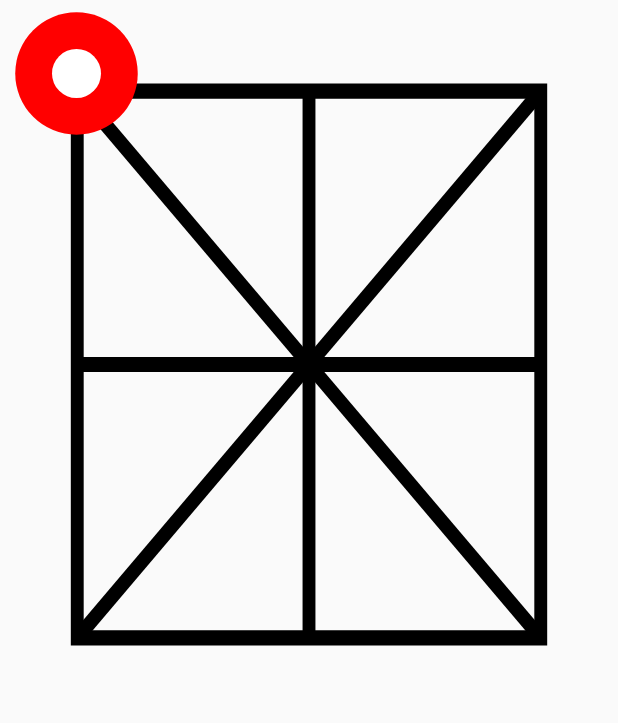
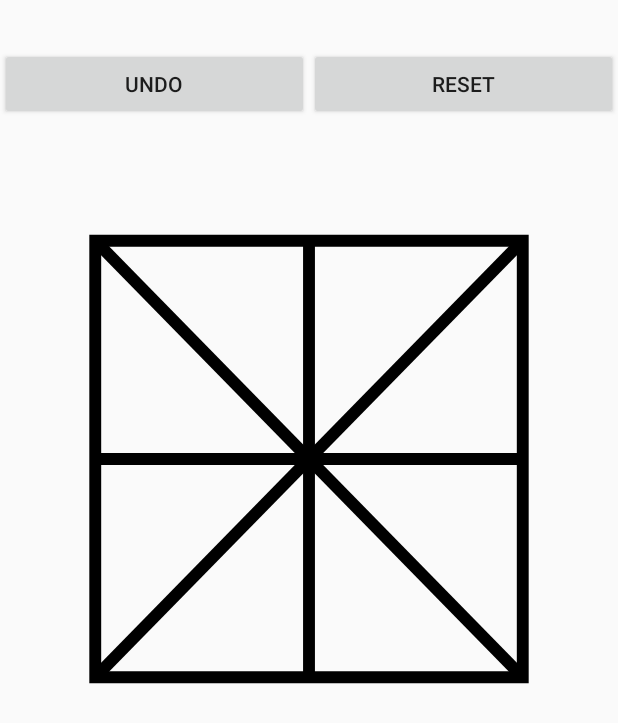
Before and after one commit to zane-a-bit/GameTrail, an Android app built with Jetpack Compose: the screen it shows after launch (MainActivity), on a phone screen of 412 x 824 dp. Shown: the top 723 px of the screen. Run offline under Robolectric (Android 15) with nearby library versions, the phone set to English and light mode, and no system bars.

Commit message:
Added suitable grid layout and "undo" and "reset"

```diff
--- a/app/src/main/res/layout/activity_main.xml
+++ b/app/src/main/res/layout/activity_main.xml
@@ -1,11 +1,6 @@
 <?xml version="1.0" encoding="utf-8"?>
 <FrameLayout xmlns:android="http://schemas.android.com/apk/res/android"
-    xmlns:app="http://schemas.android.com/apk/res-auto"
     android:layout_width="match_parent"
     android:layout_height="match_parent">
-
-    <include layout="@layout/board_background" />
-
-    <include layout="@layout/player_piece" />
-
+    <include layout="@layout/game_board" />
 </FrameLayout>
--- a/app/src/main/res/layout/board_background.xml
+++ b/app/src/main/res/layout/board_background.xml
@@ -1,5 +1,4 @@
 <FrameLayout xmlns:android="http://schemas.android.com/apk/res/android"
-    xmlns:app="http://schemas.android.com/apk/res-auto"
     xmlns:tools="http://schemas.android.com/tools"
     android:layout_width="match_parent"
     android:layout_height="match_parent"
@@ -9,7 +8,7 @@
     <ImageView
         android:id="@+id/board_background"
         android:layout_width="match_parent"
-        android:layout_height="486dp"
+        android:layout_height="403dp"
         android:baselineAlignBottom="true"
         android:scaleType="fitXY"
         android:src="@drawable/board_background"
--- a/app/src/main/res/layout/game_board.xml
+++ b/app/src/main/res/layout/game_board.xml
@@ -1,86 +1,109 @@
 <?xml version="1.0" encoding="utf-8"?>
-<GridLayout xmlns:android="http://schemas.android.com/apk/res/android"
-    android:id="@+id/board_layout"
+<LinearLayout xmlns:android="http://schemas.android.com/apk/res/android"
     android:layout_width="match_parent"
-    android:layout_height="match_parent"
+    android:layout_height="wrap_content"
+    android:layout_marginTop="16dp"
+    android:layout_marginBottom="16dp"
+    android:orientation="vertical">
+
+    <LinearLayout
+        android:layout_width="match_parent"
+        android:layout_height="wrap_content"
+        android:orientation="horizontal"
+        android:layout_marginTop="16dp"
+        android:layout_marginBottom="16dp">
+
+        <Button
+            android:id="@+id/button_undo"
+            android:layout_width="0dp"
+            android:layout_height="wrap_content"
+            android:layout_weight="1"
+            android:text="@string/undo" />
+
+        <Button
+            android:id="@+id/button_reset"
+            android:layout_width="0dp"
+            android:layout_height="wrap_content"
+            android:layout_weight="1"
+            android:text="@string/reset" />
+
+    </LinearLayout>
+    <GridLayout
+        android:id="@+id/grid_layout"
+        android:layout_width="match_parent"
+        android:layout_height="388dp"
+        android:layout_margin="16dp"
+        android:background="@drawable/board_background"
         android:columnCount="3"
-    android:rowCount="3"
-    android:background="@drawable/board_background"
-    android:useDefaultMargins="true">
+        android:rowCount="3">
 
         <!-- Row 1 -->
         <View
             android:id="@+id/square_1"
             android:layout_width="0dp"
             android:layout_height="0dp"
-        android:layout_columnWeight="1"
             android:layout_rowWeight="1"
-         />
+            android:layout_columnWeight="1" />
 
         <View
             android:id="@+id/square_2"
             android:layout_width="0dp"
             android:layout_height="0dp"
-        android:layout_columnWeight="1"
             android:layout_rowWeight="1"
-         />
+            android:layout_columnWeight="1" />
 
         <View
             android:id="@+id/square_3"
             android:layout_width="0dp"
             android:layout_height="0dp"
-        android:layout_columnWeight="1"
             android:layout_rowWeight="1"
-        />
+            android:layout_columnWeight="1" />
 
         <!-- Row 2 -->
         <View
             android:id="@+id/square_4"
             android:layout_width="0dp"
             android:layout_height="0dp"
-        android:layout_columnWeight="1"
             android:layout_rowWeight="1"
-         />
+            android:layout_columnWeight="1" />
 
         <View
             android:id="@+id/square_5"
             android:layout_width="0dp"
             android:layout_height="0dp"
-        android:layout_columnWeight="1"
             android:layout_rowWeight="1"
-         />
+            android:layout_columnWeight="1" />
 
         <View
             android:id="@+id/square_6"
             android:layout_width="0dp"
             android:layout_height="0dp"
-        android:layout_columnWeight="1"
             android:layout_rowWeight="1"
-         />
+            android:layout_columnWeight="1" />
 
         <!-- Row 3 -->
         <View
             android:id="@+id/square_7"
             android:layout_width="0dp"
             android:layout_height="0dp"
-        android:layout_columnWeight="1"
             android:layout_rowWeight="1"
-         />
+            android:layout_columnWeight="1" />
 
         <View
             android:id="@+id/square_8"
             android:layout_width="0dp"
             android:layout_height="0dp"
-        android:layout_columnWeight="1"
             android:layout_rowWeight="1"
-         />
+            android:layout_columnWeight="1" />
 
         <View
             android:id="@+id/square_9"
             android:layout_width="0dp"
             android:layout_height="0dp"
-        android:layout_columnWeight="1"
             android:layout_rowWeight="1"
-         />
+            android:layout_columnWeight="1" />
 
     </GridLayout>
+
+
+</LinearLayout>
--- a/app/src/main/res/layout/player_piece.xml
+++ /dev/null
@@ -1,13 +0,0 @@
-<?xml version="1.0" encoding="utf-8"?>
-<FrameLayout xmlns:android="http://schemas.android.com/apk/res/android"
-    xmlns:app="http://schemas.android.com/apk/res-auto"
-    android:layout_width="match_parent"
-    android:layout_height="match_parent">
-
-    <ImageView
-        android:id="@+id/player_piece"
-        android:layout_width="102dp"
-        android:layout_height="98dp"
-        android:src="@drawable/player_piece" />
-
-</FrameLayout>
--- /dev/null
+++ b/app/src/main/res/values/ids.xml
@@ -0,0 +1,4 @@
+<?xml version="1.0" encoding="utf-8"?>
+<resources>
+    <item name="board_layout" type="id">board_layout</item>
+</resources>
--- a/app/src/main/res/values/strings.xml
+++ b/app/src/main/res/values/strings.xml
@@ -1,3 +1,5 @@
 <resources>
     <string name="app_name">Game trail</string>
+    <string name="undo">Undo</string>
+    <string name="reset">Reset</string>
 </resources>
```
Lines whose indentation alone changed are shown as unchanged.
